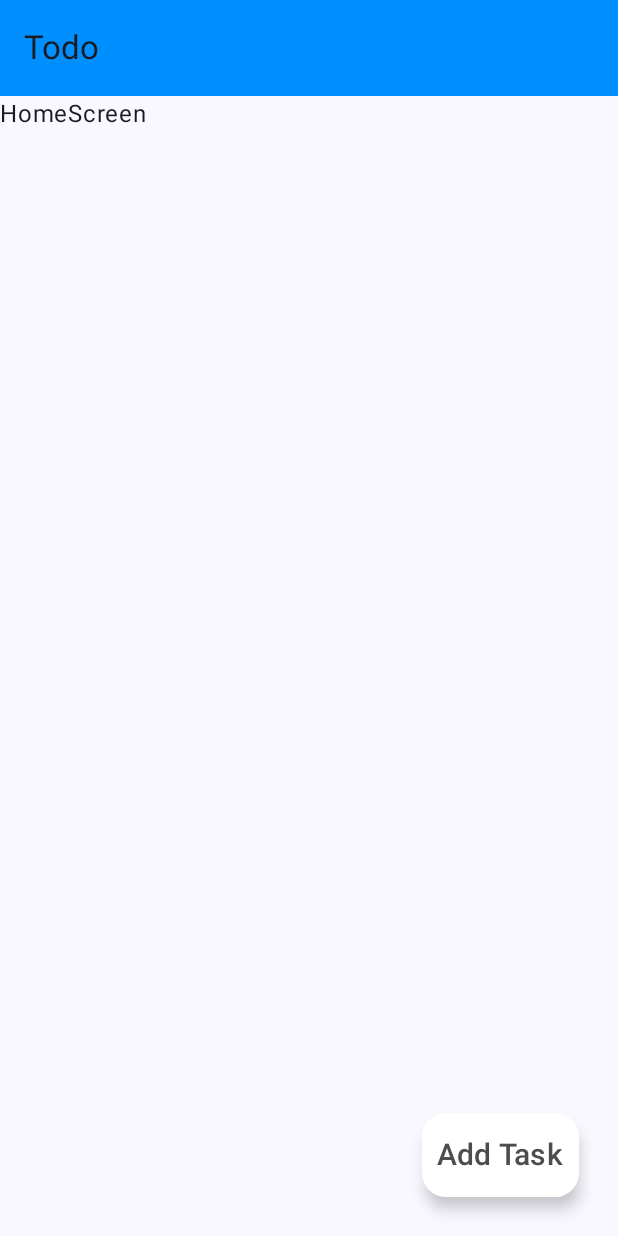
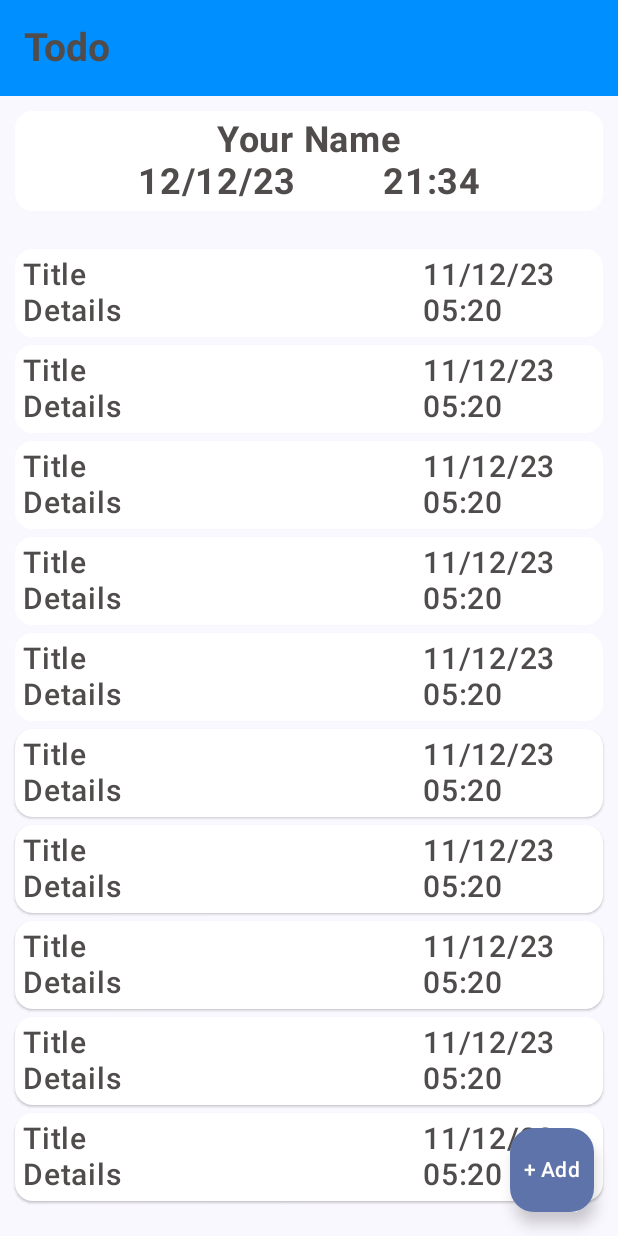
Before and after one commit to rasel-093/TodoApp, an Android app built with Jetpack Compose: the screen it shows after launch (MainActivity), on a phone screen of 412 x 824 dp. Run offline under Robolectric (Android 15) with nearby library versions, the phone set to English and light mode, and no system bars.

Commit message:
Modal bottomSheet, taskList screen added

```diff
--- a/app/src/main/java/com/example/todoapp/MainActivity.kt
+++ b/app/src/main/java/com/example/todoapp/MainActivity.kt
@@ -6,31 +6,34 @@ import androidx.activity.compose.setContent
 import androidx.compose.foundation.layout.Column
 import androidx.compose.foundation.layout.fillMaxSize
 import androidx.compose.foundation.layout.padding
+import androidx.compose.material3.Button
 import androidx.compose.material3.ExperimentalMaterial3Api
-import androidx.compose.material3.FabPosition
 import androidx.compose.material3.FloatingActionButton
 import androidx.compose.material3.MaterialTheme
+import androidx.compose.material3.ModalBottomSheet
 import androidx.compose.material3.Scaffold
 import androidx.compose.material3.Surface
 import androidx.compose.material3.Text
-import androidx.compose.material3.TopAppBar
-import androidx.compose.material3.TopAppBarDefaults
-import androidx.compose.runtime.Composable
+import androidx.compose.material3.rememberModalBottomSheetState
+import androidx.compose.runtime.mutableStateOf
+import androidx.compose.runtime.saveable.rememberSaveable
 import androidx.compose.ui.Modifier
-import androidx.compose.ui.graphics.Color
-import androidx.compose.ui.text.font.FontWeight
-import androidx.compose.ui.tooling.preview.Preview
-import androidx.compose.ui.unit.dp
-import androidx.compose.ui.unit.sp
+import com.example.todoapp.components.TopBar
+import com.example.todoapp.screens.BottomSheetScree
+import com.example.todoapp.screens.TaskListScreen
 import com.example.todoapp.ui.theme.TodoAppTheme
-import com.example.todoapp.ui.theme.blackFont
-import com.example.todoapp.ui.theme.topBarColor
-import com.example.todoapp.ui.theme.whiteContainer
 
 class MainActivity : ComponentActivity() {
+    @OptIn(ExperimentalMaterial3Api::class)
     override fun onCreate(savedInstanceState: Bundle?) {
         super.onCreate(savedInstanceState)
         setContent {
+            //BottomSheet related variable
+            val sheetState = rememberModalBottomSheetState()
+            var sheetVisibility = rememberSaveable {
+                mutableStateOf(false)
+            }
+
             TodoAppTheme {
                 // A surface container using the 'background' color from the theme
                 Surface(
@@ -39,13 +42,29 @@ class MainActivity : ComponentActivity() {
                 ) {
                     Scaffold(
                         topBar = { TopBar()},
-                        floatingActionButton = { FloatinActionBtn()},
-                        floatingActionButtonPosition = FabPosition.End
+                        floatingActionButton = {
+                            FloatingActionButton(onClick = { sheetVisibility.value = true }) {
+                                Text(text = "+ Add")
+                            }
+                        }
                     ) {paddingValues ->
                         Column(modifier = Modifier
                             .fillMaxSize()
                             .padding(paddingValues)) {
-                            Text(text = "HomeScreen")
+
+                            TaskListScreen()
+
+                            Button(onClick = { sheetVisibility.value = true }) {
+                                Text(text = "BottomSheet")
+                            }
+                        }
+                        if(sheetVisibility.value) {
+                            ModalBottomSheet(
+                                sheetState = sheetState,
+                                onDismissRequest = { sheetVisibility.value = false},
+                            ) {
+                                BottomSheetScree()
+                            }
                         }
                     }
                 }
@@ -53,31 +72,3 @@ class MainActivity : ComponentActivity() {
         }
     }
 }
-
-@Composable
-fun FloatinActionBtn() {
-    FloatingActionButton(
-        onClick = {  },
-        containerColor = whiteContainer,
-        modifier = Modifier.padding(10.dp)
-    ) {
-        Text(
-            text = "Add Task",
-            fontWeight = FontWeight.SemiBold,
-            fontSize = 20.sp,
-            color = blackFont,
-            modifier = Modifier.padding(10.dp)
-        )
-    }
-}
-
-@OptIn(ExperimentalMaterial3Api::class)
-@Composable
-fun TopBar() {
-    TopAppBar(
-        title = { Text(text = "Todo") },
-        colors = TopAppBarDefaults.smallTopAppBarColors(
-            containerColor = topBarColor
-        )
-    )
-}
--- /dev/null
+++ b/app/src/main/java/com/example/todoapp/components/HeaderCard.kt
@@ -0,0 +1,42 @@
+package com.example.todoapp.components
+
+import androidx.compose.foundation.layout.Arrangement
+import androidx.compose.foundation.layout.Column
+import androidx.compose.foundation.layout.Row
+import androidx.compose.foundation.layout.fillMaxWidth
+import androidx.compose.foundation.layout.padding
+import androidx.compose.material3.CardDefaults
+import androidx.compose.material3.ElevatedCard
+import androidx.compose.runtime.Composable
+import androidx.compose.ui.Alignment
+import androidx.compose.ui.Modifier
+import androidx.compose.ui.graphics.Color
+import androidx.compose.ui.unit.dp
+
+@Composable
+fun HeaderCard() {
+    ElevatedCard(
+        modifier = Modifier
+            .fillMaxWidth(),
+        colors = CardDefaults.cardColors(
+            containerColor = Color(0xFFFFFFFF)
+        )
+    ) {
+        Column(
+            modifier = Modifier
+                .fillMaxWidth()
+                .padding(5.dp),
+            horizontalAlignment = Alignment.CenterHorizontally
+        ) {
+            BoldText(text = "Your Name")
+            Row(
+                horizontalArrangement = Arrangement.SpaceBetween,
+                modifier = Modifier
+                    .fillMaxWidth(0.6f)
+            ) {
+                BoldText(text = "12/12/23")
+                BoldText(text = "21:34")
+            }
+        }
+    }
+}
--- /dev/null
+++ b/app/src/main/java/com/example/todoapp/components/TaskCard.kt
@@ -0,0 +1,40 @@
+package com.example.todoapp.components
+
+import androidx.compose.foundation.layout.Column
+import androidx.compose.foundation.layout.Row
+import androidx.compose.foundation.layout.fillMaxWidth
+import androidx.compose.foundation.layout.padding
+import androidx.compose.material3.CardDefaults
+import androidx.compose.material3.ElevatedCard
+import androidx.compose.runtime.Composable
+import androidx.compose.ui.Modifier
+import androidx.compose.ui.graphics.Color
+import androidx.compose.ui.unit.dp
+
+@Composable
+fun TaskCard() {
+    ElevatedCard(modifier = Modifier
+        .fillMaxWidth()
+        .padding(top = 5.dp),
+        colors = CardDefaults.cardColors(
+            containerColor = Color(0xFFFFFFFF)
+        )
+    ) {
+        Row(
+            modifier = Modifier
+                .fillMaxWidth()
+                .padding(5.dp)
+        ) {
+            Column(
+                modifier = Modifier.fillMaxWidth(0.7f)
+            ) {
+                SemiBoldText(text = "Title")
+                SemiBoldText(text = "Details")
+            }
+            Column {
+                SemiBoldText(text = "11/12/23")
+                SemiBoldText(text = "05:20")
+            }
+        }
+    }
+}
--- /dev/null
+++ b/app/src/main/java/com/example/todoapp/components/TextComponents.kt
@@ -0,0 +1,27 @@
+package com.example.todoapp.components
+
+import androidx.compose.material3.Text
+import androidx.compose.runtime.Composable
+import androidx.compose.ui.text.font.FontWeight
+import androidx.compose.ui.unit.sp
+import com.example.todoapp.ui.theme.blackFont
+
+@Composable
+fun SemiBoldText(text: String) {
+    Text(
+        text = text,
+        fontSize = 20.sp,
+        fontWeight = FontWeight.SemiBold,
+        color = blackFont
+    )
+}
+
+@Composable
+fun BoldText(text: String) {
+    Text(
+        text = text,
+        fontSize = 24.sp,
+        fontWeight = FontWeight.Bold,
+        color = blackFont
+    )
+}
--- /dev/null
+++ b/app/src/main/java/com/example/todoapp/components/TopBar.kt
@@ -0,0 +1,27 @@
+package com.example.todoapp.components
+
+import androidx.compose.material3.ExperimentalMaterial3Api
+import androidx.compose.material3.Text
+import androidx.compose.material3.TopAppBar
+import androidx.compose.material3.TopAppBarDefaults
+import androidx.compose.runtime.Composable
+import androidx.compose.ui.text.font.FontWeight
+import androidx.compose.ui.unit.sp
+import com.example.todoapp.ui.theme.blackFont
+import com.example.todoapp.ui.theme.primaryColor
+
+@OptIn(ExperimentalMaterial3Api::class)
+@Composable
+fun TopBar() {
+    TopAppBar(
+        title = { Text(
+            text = "Todo",
+            fontSize = 26.sp,
+            fontWeight = FontWeight.Bold,
+            color = blackFont
+        ) },
+        colors = TopAppBarDefaults.smallTopAppBarColors(
+            containerColor = primaryColor
+        )
+    )
+}
--- /dev/null
+++ b/app/src/main/java/com/example/todoapp/screens/TaskListScreen.kt
@@ -0,0 +1,44 @@
+package com.example.todoapp.screens
+
+import androidx.compose.foundation.layout.Column
+import androidx.compose.foundation.layout.Spacer
+import androidx.compose.foundation.layout.fillMaxSize
+import androidx.compose.foundation.layout.height
+import androidx.compose.foundation.layout.padding
+import androidx.compose.foundation.rememberScrollState
+import androidx.compose.foundation.verticalScroll
+import androidx.compose.runtime.Composable
+import androidx.compose.ui.Modifier
+import androidx.compose.ui.unit.dp
+import com.example.todoapp.components.HeaderCard
+import com.example.todoapp.components.TaskCard
+
+@Composable
+fun TaskListScreen() {
+    Column(
+        modifier = Modifier
+            .fillMaxSize()
+            .padding(10.dp)
+    ) {
+        HeaderCard()
+
+        Spacer(modifier = Modifier.height(20.dp))
+
+        Column(
+            modifier = Modifier
+                .fillMaxSize()
+                .verticalScroll(rememberScrollState())
+        ) {
+            TaskCard()
+            TaskCard()
+            TaskCard()
+            TaskCard()
+            TaskCard()
+            TaskCard()
+            TaskCard()
+            TaskCard()
+            TaskCard()
+            TaskCard()
+        }
+    }
+}
--- a/app/src/main/java/com/example/todoapp/ui/theme/Color.kt
+++ b/app/src/main/java/com/example/todoapp/ui/theme/Color.kt
@@ -13,4 +13,4 @@ val Pink40 = Color(0xFF7D5260)
 val blackFont = Color(0xFF504C4C)
 val whiteContainer = Color(0xFFFFFFFF)
 val whiteFont = Color(0xFFEEE4E4)
-val topBarColor = Color(0xFF008FFF)
+val primaryColor = Color(0xFF008FFF)
```
Also changed, not shown: app/src/main/java/com/example/todoapp/screens/BottomSheetScreen.kt (added, +115 -0 lines).
